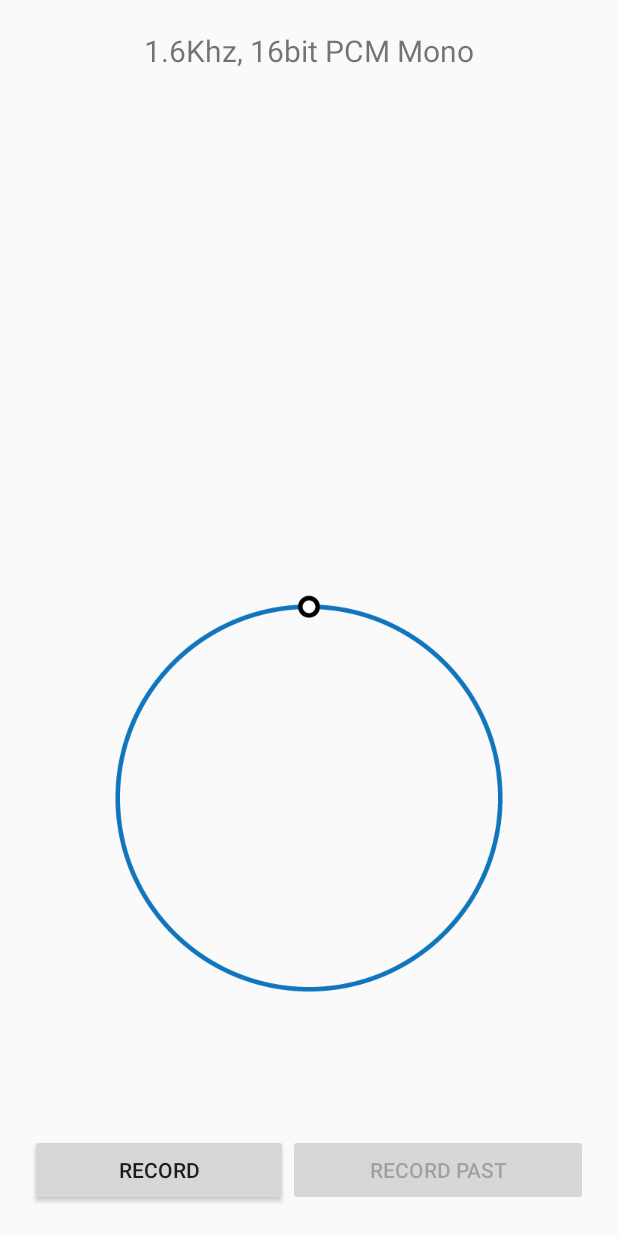
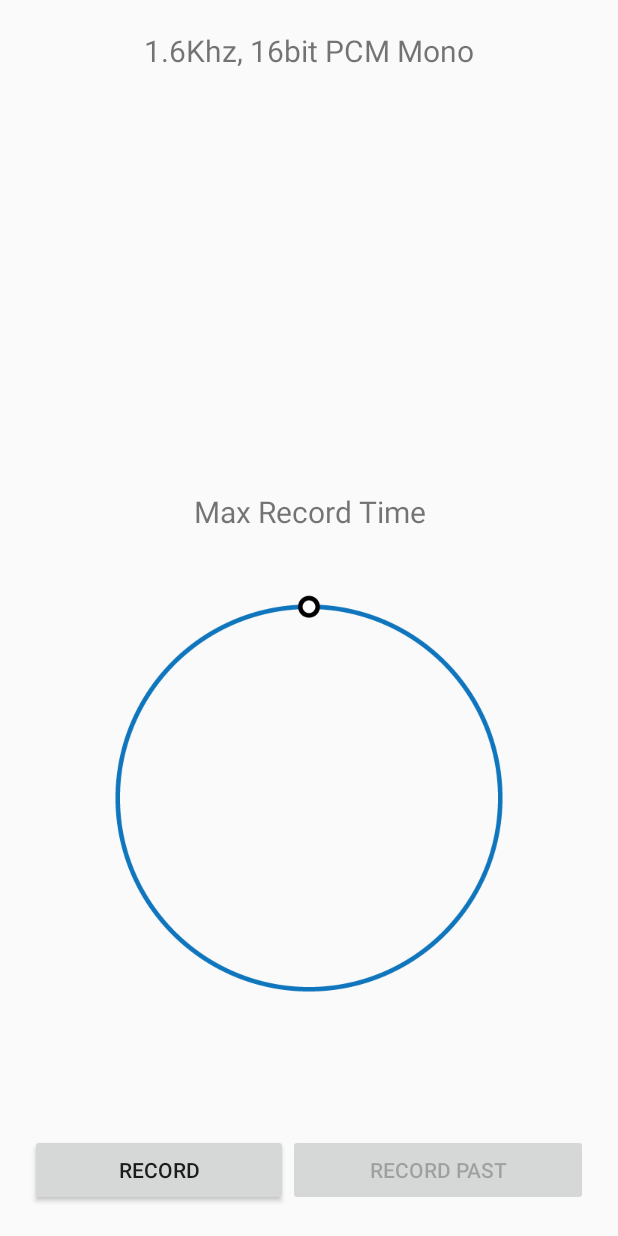
Before and after one commit to youngchoon/SmartRecorder, an Android app: the screen it shows after launch (MainActivity), on a phone screen of 412 x 824 dp. Run offline under Robolectric (Android 15) with nearby library versions, the phone set to English and light mode, and no system bars.

Commit message:
- 최대 가능한 녹음 시간을 표시

```diff
--- a/app/src/main/java/com/example/lks/www/smartrecorder/RecordFragment.java
+++ b/app/src/main/java/com/example/lks/www/smartrecorder/RecordFragment.java
@@ -38,7 +38,8 @@ public class RecordFragment extends Fragment implements View.OnClickListener {
 
         View v = inflater.inflate((R.layout.record), container, false);
         jogView = (RotaryKnobView)v.findViewById(R.id.jogview);
-        TextView timerCnt = (TextView)v.findViewById(R.id.timer);
+        TextView recordTimeView = (TextView)v.findViewById(R.id.recordTime);
+        TextView maxTimeView = (TextView)v.findViewById(R.id.maxTime);
         jogView.setKnobListener(new RotaryKnobView.RotaryKnobListener()
         {
             public void onKnobChanged(int arg)
@@ -48,7 +49,7 @@ public class RecordFragment extends Fragment implements View.OnClickListener {
                 else
                     ;//Log.d(TAG, "moving left");     // rotate left
             }
-        }, timerCnt);
+        }, recordTimeView, maxTimeView);
 
         /*
         Button service_start = (Button)findViewById(R.id.service_start);
--- a/app/src/main/java/com/example/lks/www/smartrecorder/RotaryKnobView.java
+++ b/app/src/main/java/com/example/lks/www/smartrecorder/RotaryKnobView.java
@@ -20,7 +20,8 @@ public class RotaryKnobView extends ImageView {
     private float theta_old = 0f;
     private RotaryKnobListener listener;
     private static final String TAG = " MyActivity";
-    private TextView timerCnt;
+    private TextView recordTimeView;
+    private TextView maxTimeView;
     private Context mContext;
     private byte cycleCnt = 0;
     private float previousAngle = 0f;
@@ -30,10 +31,11 @@ public class RotaryKnobView extends ImageView {
         public void onKnobChanged(int arg);
     }
 
-    public void setKnobListener(RotaryKnobListener l,  TextView timerCnt)
+    public void setKnobListener(RotaryKnobListener l,  TextView recordTimeView, TextView maxtimeView)
     {
         listener = l;
-        this.timerCnt = timerCnt;
+        this.recordTimeView = recordTimeView;
+        this.maxTimeView = maxtimeView;
     }
 
     public RotaryKnobView(Context context) {
@@ -118,18 +120,20 @@ public class RotaryKnobView extends ImageView {
                         Log.v(TAG, "maxTimeInSecond =" + maxTime + " RecordTimeInSecond =" + RecordTimeInSecond + " angle = " + angle);
                         //Log.v(TAG, "timePerAngle =" + SecondPerAngle +" RecordTimeInSecond =" + RecordTimeInSecond);
 
-                        int hours = (int) RecordTimeInSecond/3600;
-                        int minutes = (int) (RecordTimeInSecond - hours*3600) / 60;
-                        int seconds = (int) ((RecordTimeInSecond - hours*3600) % 60) / 10 * 10;
-                        timerCnt.setText(String.format("%02d", hours) + ":" + String.format("%02d", minutes) + ":" + String.format("%02d", seconds));
+                        recordTimeView.setText(timeFormat(RecordTimeInSecond));
                         break;
 
                     case MotionEvent.ACTION_UP:
                         angle = 0;
                         cycleCnt = 0;
                         previousAngle = 0f;
-                        timerCnt.setText("00:00:00");
+                        recordTimeView.setText("00:00:00");
+                        invalidate();
+                        break;
+
+                    case MotionEvent.ACTION_DOWN:
                         maxTime = (int) getTotalBufferTime(); //Temp_code
+                        maxTimeView.setText(timeFormat(maxTime));
                         invalidate();
                         break;
                 }
@@ -146,6 +150,15 @@ public class RotaryKnobView extends ImageView {
         return maxTime;
     }
 
+    private CharSequence timeFormat(float timeInSeconds)
+    {
+        int hours = (int) timeInSeconds/3600;
+        int minutes = (int) (timeInSeconds - hours*3600) / 60;
+        int seconds = (int) ((timeInSeconds - hours*3600) % 60) / 10 * 10;
+
+        return String.format("%02d", hours) + ":" + String.format("%02d", minutes) + ":" + String.format("%02d", seconds);
+    }
+
     private void notifyListener(int arg)
     {
         if (null!=listener)
--- a/app/src/main/res/layout/record.xml
+++ b/app/src/main/res/layout/record.xml
@@ -20,6 +20,22 @@
         android:layout_weight="0.8"
         android:scaleType="fitCenter"/>
 -->
+    <TextView
+        android:id="@+id/maxtimeString"
+        android:layout_width="match_parent"
+        android:layout_height="wrap_content"
+        android:layout_gravity="center_vertical|center_horizontal"
+        android:gravity="center"
+        android:text="Max Record Time"
+        android:textSize="20dip"/>
+
+    <TextView
+        android:id="@+id/maxTime"
+        android:layout_width="match_parent"
+        android:layout_height="wrap_content"
+        android:layout_gravity="center_vertical|center_horizontal"
+        android:gravity="center"
+        android:textSize="20dip"/>
 
     <com.example.lks.www.smartrecorder.RotaryKnobView
         android:id="@+id/jogview"
@@ -28,7 +44,7 @@
         android:layout_gravity="center"/>
 
     <TextView
-        android:id="@+id/timer"
+        android:id="@+id/recordTime"
         android:layout_width="match_parent"
         android:layout_height="wrap_content"
         android:layout_gravity="center_vertical|center_horizontal"
```
